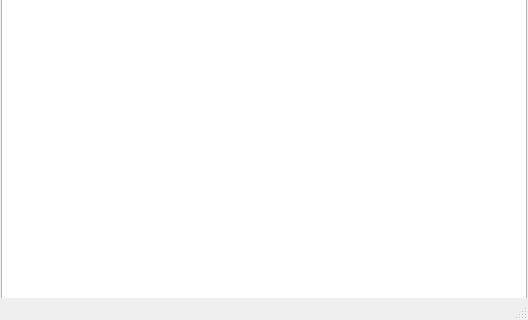
Qt form editorwindow.ui (Maxym-Dmytriiev/noteitpad) before a commit; both pictures show x 0 to 528 and y 295 to 615 of the 528 by 615 pixel window.
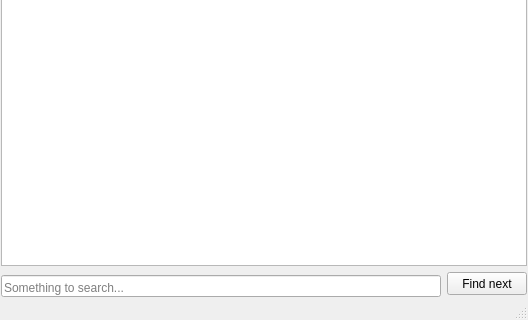
The same form after that commit. Icons and pictures are not drawn.

```diff
--- a/editorwindow.ui
+++ b/editorwindow.ui
@@ -43,7 +43,7 @@
      <property name="bottomMargin">
       <number>1</number>
      </property>
-     <item row="0" column="0">
+     <item row="0" column="1" colspan="2">
       <widget class="QPlainTextEdit" name="txtEditorField">
        <property name="font">
         <font>
@@ -53,6 +53,41 @@
        </property>
       </widget>
      </item>
+     <item row="1" column="1" rowspan="2">
+      <widget class="QLineEdit" name="searchRequest">
+       <property name="mouseTracking">
+        <bool>false</bool>
+       </property>
+       <property name="inputMask">
+        <string/>
+       </property>
+       <property name="text">
+        <string/>
+       </property>
+       <property name="alignment">
+        <set>Qt::AlignBottom|Qt::AlignLeading|Qt::AlignLeft</set>
+       </property>
+       <property name="placeholderText">
+        <string>Something to search...</string>
+       </property>
+       <property name="clearButtonEnabled">
+        <bool>false</bool>
+       </property>
+      </widget>
+     </item>
+     <item row="1" column="2">
+      <widget class="QPushButton" name="searchButton">
+       <property name="minimumSize">
+        <size>
+         <width>0</width>
+         <height>23</height>
+        </size>
+       </property>
+       <property name="text">
+        <string>Find next</string>
+       </property>
+      </widget>
+     </item>
     </layout>
    </widget>
   </widget>
```
Left out of the diff: 2 changed lines with no effect on the pictures.
